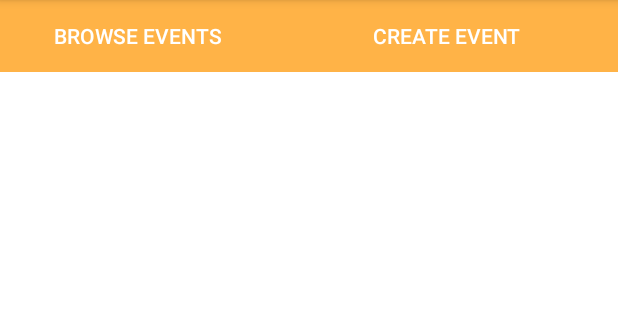
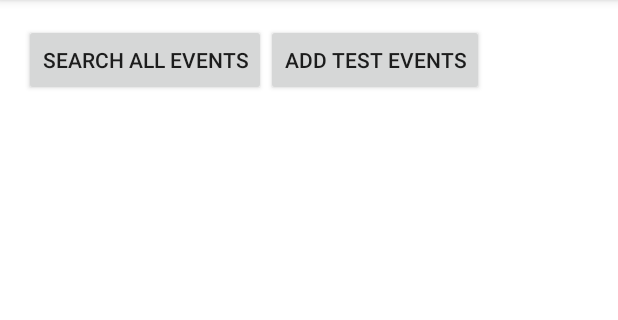
Before and after one commit to dagreene5/CMSC436_FeedTheKitty, an Android app: the screen it shows after launch (MainActivity), on a phone screen of 412 x 824 dp, the part 84-404 px from its top. Run offline under Robolectric (Android 15) with nearby library versions, the phone set to English and light mode, and no system bars; libraries missing offline, so code that uses them is left out: com.firebase.client; 1 statement that could not run was skipped.

Commit message:
mainactivity homeview

```diff
--- a/FeedTheKitty/app/src/main/java/com/feedthekitty/cmsc436/feedthekitty/EventSearchActivity.java
+++ b/FeedTheKitty/app/src/main/java/com/feedthekitty/cmsc436/feedthekitty/EventSearchActivity.java
@@ -46,9 +46,6 @@ public class EventSearchActivity extends ListActivity {
 
         setContentView(R.layout.activity_event_search);
         database = new Firebase(MainActivity.firebaseUrl);
-
-        ActionBar bar = getActionBar();
-        bar.show();
 
         // View initialization
         searchButton = (Button) findViewById(R.id.button_search);
--- a/FeedTheKitty/app/src/main/java/com/feedthekitty/cmsc436/feedthekitty/FacebookLogin.java
+++ b/FeedTheKitty/app/src/main/java/com/feedthekitty/cmsc436/feedthekitty/FacebookLogin.java
@@ -38,7 +38,7 @@ public class FacebookLogin extends Activity {
         setContentView(R.layout.activity_facebook_login);
 
         username = (TextView) findViewById(R.id.username);
-        loginButton = (LoginButton) findViewById(R.id.fb_login_button);
+        loginButton = (LoginButton) findViewById(R.id.login_button);
         loginButton.setReadPermissions(Arrays.asList("email", "user_friends"));
 
         FacebookSdk.sdkInitialize(getApplicationContext());
--- a/FeedTheKitty/app/src/main/java/com/feedthekitty/cmsc436/feedthekitty/MainActivity.java
+++ b/FeedTheKitty/app/src/main/java/com/feedthekitty/cmsc436/feedthekitty/MainActivity.java
@@ -59,6 +59,7 @@ public class MainActivity extends AppCompatActivity {
 
 
         //If logged in via FB
+        /*
         setContentView(R.layout.homeview);
 
         browseBtn = (Button) findViewById(R.id.browse_btn);
@@ -80,21 +81,12 @@ public class MainActivity extends AppCompatActivity {
             }
         });
 
-        String[] itemname ={
-                "Safari",
-                "Camera",
-                "Global",
-                "FireFox",
-                "UC Browser",
-                "Android Folder",
-                "VLC Player",
-                "Cold War"
-        };
         database = new Firebase(MainActivity.firebaseUrl);
-        Query query = database.child("masterList");
+        Query query = database.child("masterList"); //change this to userList later
         EventListAdapter adapter = new EventListAdapter(query, R.layout.event_search_row, this, null, null);
         userList = (ListView) findViewById(R.id.list);
         userList.setAdapter(adapter);
+        */
 
         // Test Facebook Login
         /*Intent intent = new Intent(this, FacebookLogin.class);
--- a/FeedTheKitty/app/src/main/res/layout/activity_create_event.xml
+++ b/FeedTheKitty/app/src/main/res/layout/activity_create_event.xml
@@ -21,7 +21,7 @@
         android:layout_height="wrap_content"
         android:layout_alignParentLeft="true"
         android:layout_below="@id/event_text_name"
-        android:hint="@string/event_name"
+        android:hint="e@string/event_name"
         android:textSize="25sp"
         android:textStyle="bold"
         android:id="@+id/event_name"
--- a/FeedTheKitty/app/src/main/res/layout/activity_event_search.xml
+++ b/FeedTheKitty/app/src/main/res/layout/activity_event_search.xml
@@ -1,7 +1,8 @@
 <?xml version="1.0" encoding="utf-8"?>
 <LinearLayout xmlns:android="http://schemas.android.com/apk/res/android"
-    android:orientation="vertical" android:layout_width="match_parent"
-    android:layout_height="match_parent">
+    android:layout_width="fill_parent"
+    android:layout_height="fill_parent"
+    android:orientation="vertical">
 
     <EditText
         android:layout_width="match_parent"
--- a/FeedTheKitty/app/src/main/res/layout/homeview.xml
+++ b/FeedTheKitty/app/src/main/res/layout/homeview.xml
@@ -2,8 +2,7 @@
 <LinearLayout xmlns:android="http://schemas.android.com/apk/res/android"
     android:layout_width="fill_parent"
     android:layout_height="fill_parent"
-    android:orientation="vertical"
-    >
+    android:orientation="vertical">
 
     <LinearLayout
         android:id="@+id/layoutButtons"
```
Also changed, not shown: FeedTheKitty/app/src/main/res/values/strings.xml (+9 -0 lines).
